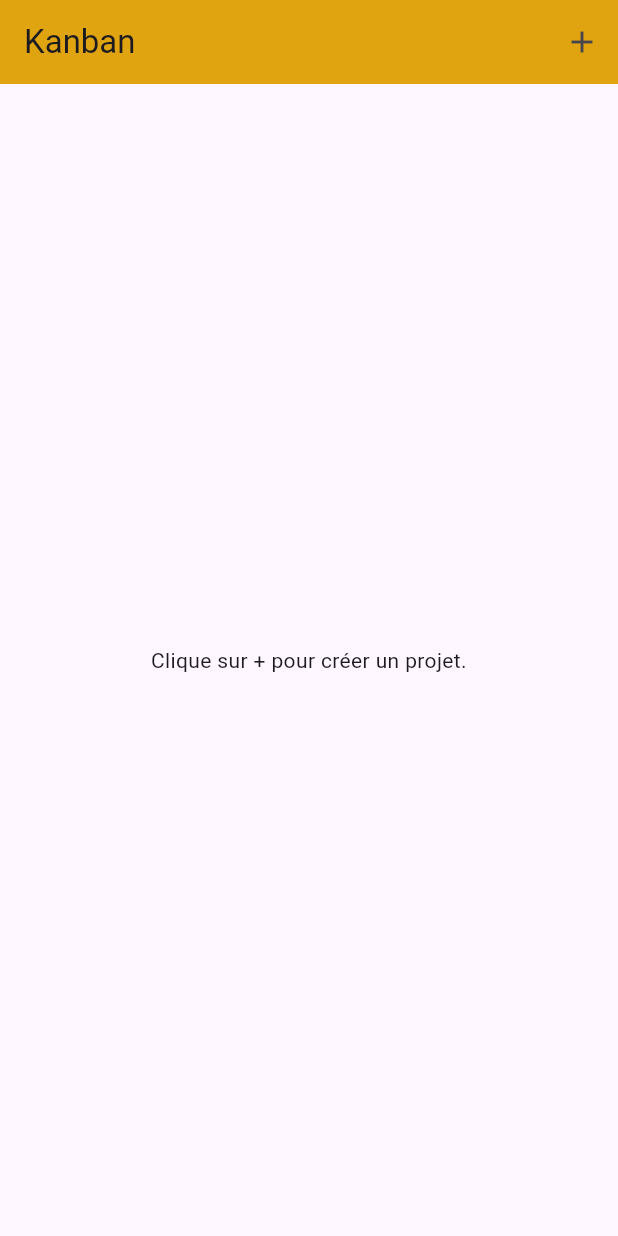
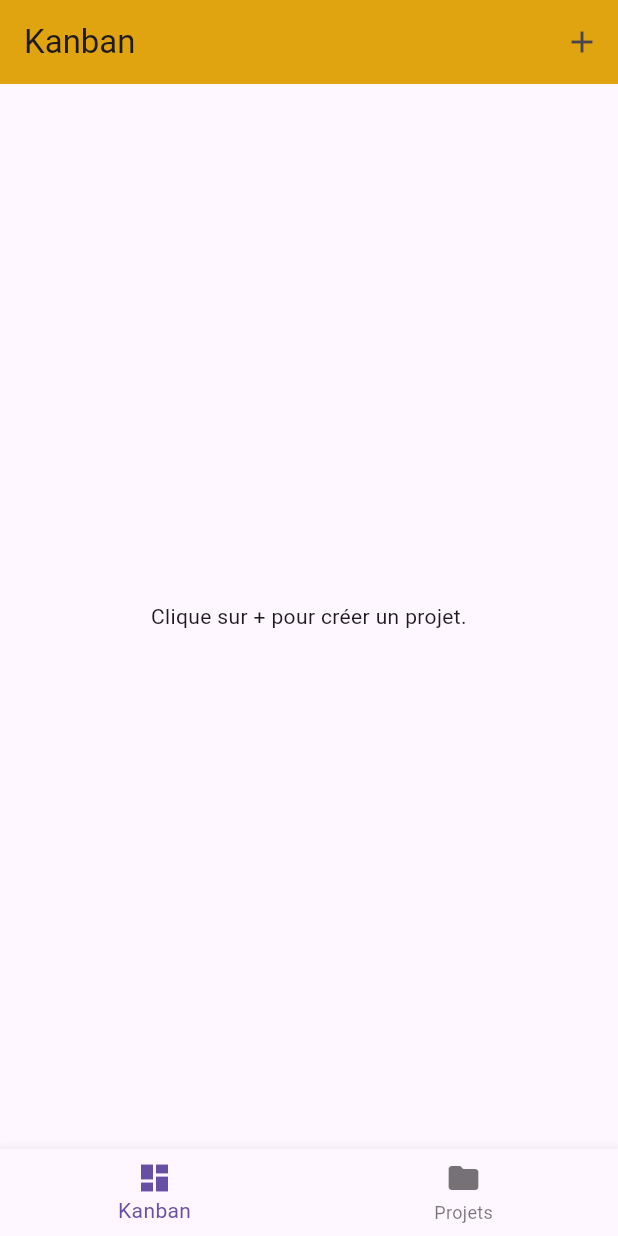
Before and after one commit to kader451/KanBanBoardFlutter, a Flutter app: the screen it shows after launch, on a phone screen of 412 x 824 dp. Run offline on Flutter 3.47's test engine with Material 3 defaults, Android fonts, the light colour scheme and no system bars.

Commit message:
Ajout de la page liste projects

```diff
--- a/lib/main.dart
+++ b/lib/main.dart
@@ -1,36 +1,26 @@
-// lib/main.dart
 import 'package:flutter/material.dart';
 import 'package:provider/provider.dart';
-import 'view/kanban_page.dart';
-import './view_model/projet_view_model.dart';
+
+import 'view/main_navigation.dart';               // ou kanban_page.dart
+import 'view_model/projet_view_model.dart';       // <-- IMPORTANT
 
 void main() {
   runApp(
-    MultiProvider(
-      providers: [
-        ChangeNotifierProvider(
-          create: (_) => ProjectsViewModel(),
-        ),
-      ],
+    ChangeNotifierProvider<ProjectsViewModel>(
+      create: (context) => ProjectsViewModel(),
       child: const MyApp(),
     ),
   );
 }
 
-// Widget racine de l'application
 class MyApp extends StatelessWidget {
   const MyApp({super.key});
 
   @override
   Widget build(BuildContext context) {
     return MaterialApp(
-      title: 'Task Manager',
       debugShowCheckedModeBanner: false,
-      theme: ThemeData(
-        colorScheme: ColorScheme.fromSeed(seedColor: Colors.deepPurple),
-        useMaterial3: true,
-      ),
-      home: const KanbanPage(),
+      home: const MainNavigation(),   // ou KanbanPage()
     );
   }
 }
--- a/lib/view/main_navigation.dart
+++ b/lib/view/main_navigation.dart
@@ -0,0 +1,40 @@
+import 'package:flutter/material.dart';
+import 'kanban_page.dart';
+import 'projects_list_page.dart';
+
+class MainNavigation extends StatefulWidget {
+  const MainNavigation({super.key});
+
+  @override
+  State<MainNavigation> createState() => _MainNavigationState();
+}
+
+class _MainNavigationState extends State<MainNavigation> {
+  int _index = 0;
+
+  final List<Widget> _pages = const [
+    KanbanPage(),      // Projet en cours
+    ProjectsListPage() // Liste des projets
+  ];
+
+  @override
+  Widget build(BuildContext context) {
+    return Scaffold(
+      body: _pages[_index],
+      bottomNavigationBar: BottomNavigationBar(
+        currentIndex: _index,
+        onTap: (i) => setState(() => _index = i),
+        items: const [
+          BottomNavigationBarItem(
+            icon: Icon(Icons.dashboard),
+            label: "Kanban",
+          ),
+          BottomNavigationBarItem(
+            icon: Icon(Icons.folder),
+            label: "Projets",
+          ),
+        ],
+      ),
+    );
+  }
+}
```
Also changed, not shown: lib/view/projects_list_page.dart (added, +45 -0 lines), lib/view_model/projet_view_model.dart (+30 -21 lines).
